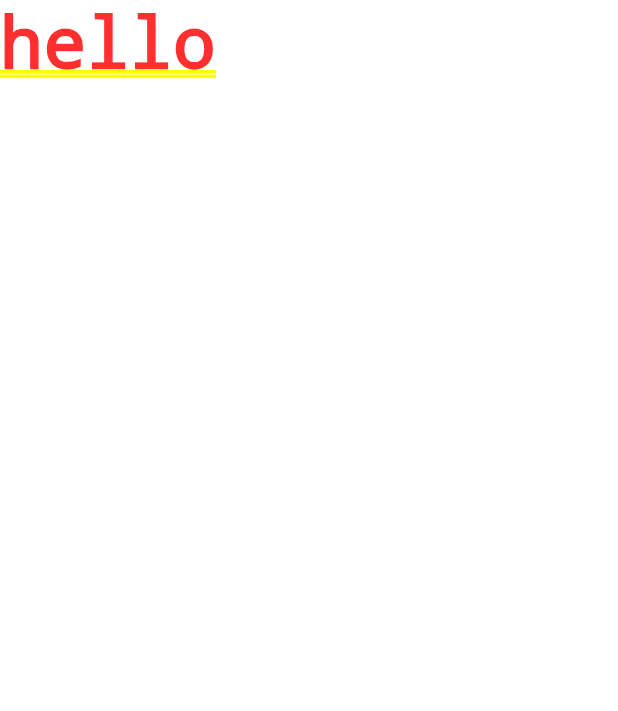
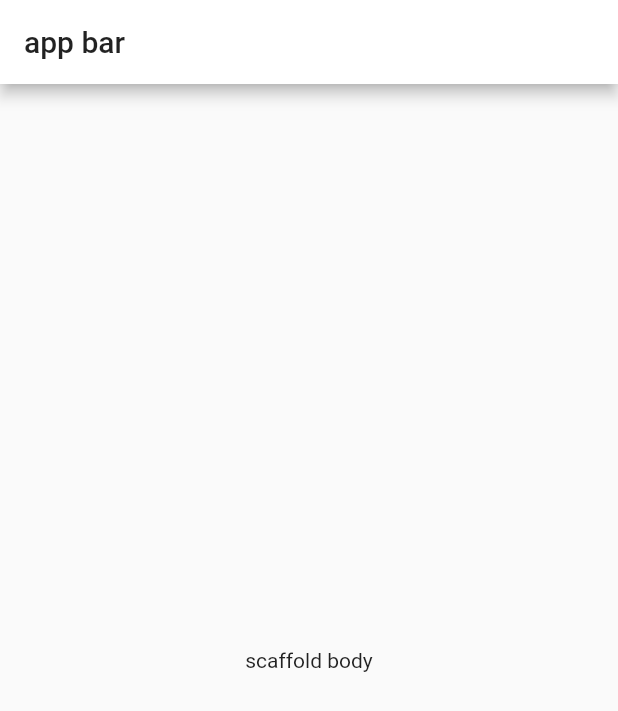
Before and after one commit to GrayFrost/learn-flutter, a Flutter app: the screen it shows after launch, on a phone screen of 412 x 824 dp. Shown: the top 711 px of the screen. Run offline on Flutter 3.47's test engine with Material 2 defaults, Android fonts, the phone set to English and light mode, and no system bars.

```diff
--- a/lib/main.dart
+++ b/lib/main.dart
@@ -6,8 +6,18 @@ class MyApp extends StatelessWidget {
   @override
   Widget build(BuildContext context){
     return MaterialApp(
-      home: Container(
-        child: Text('hello'),
+      title: 'Flutter Demo',
+      home: Scaffold(
+        appBar: AppBar(title: Text('app bar'),),
+        body: Center(
+          child: Container(child: Text('scaffold body'),),
+        ),
+      ),
+      theme: ThemeData(
+        brightness: Brightness.light,
+        primaryColor: Colors.white,
+        splashColor: Colors.transparent,
+        tooltipTheme: TooltipThemeData(verticalOffset: -100000)
       ),
     );
   }
--- a/lib/widgets/common_text_style.dart
+++ b/lib/widgets/common_text_style.dart
@@ -1 +1,6 @@
 // 通用的text样式
+import 'package:flutter/material.dart';
+
+final commonTextStyle = TextStyle(fontSize: 16, color: Colors.black87);
+final smallCommonTextStyle = TextStyle(fontSize: 12, color: Colors.black87);
+final smallGrayTextStyle = TextStyle(fontSize: 12, color: Colors.grey);
```
Also changed, not shown: lib/widgets/loading.dart (+25 -0 lines), 1 other file.
